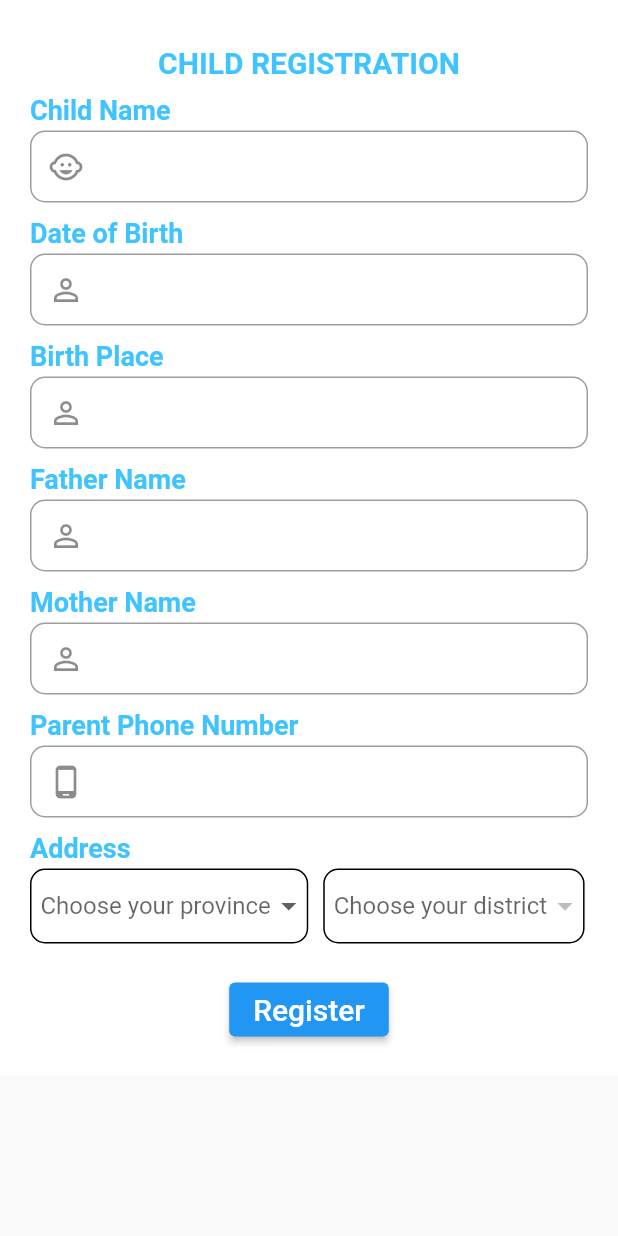
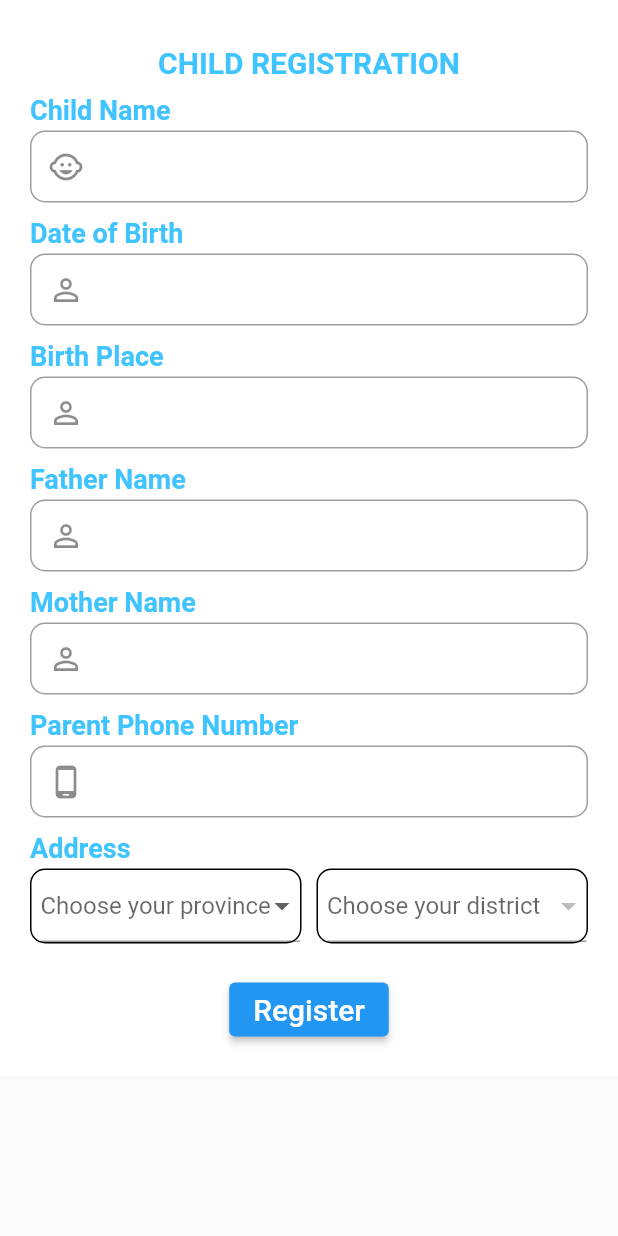
Before and after one commit to rupeshgyawali/digital-immunization-tracking-mbl, a Flutter app: the ChildRegistrationScreen screen opened by its route, on a phone screen of 412 x 824 dp. Run offline on Flutter 3.47's test engine with Material 2 defaults, Android fonts, the phone set to English and light mode, and no system bars; our stand-ins replace csv, shared_preferences; accounts and stored records are empty; network calls fail.

Commit message:
Introduce form field in place of simple input fields

```diff
--- a/lib/core/widgets/text_field.dart
+++ b/lib/core/widgets/text_field.dart
@@ -42,3 +42,50 @@ class DitTextField extends StatelessWidget {
     );
   }
 }
+
+class DitTextFormField extends StatelessWidget {
+  final String label;
+  final Widget icon;
+  final void Function(String value) onSaved;
+  final String Function(String value) validator;
+
+  const DitTextFormField(
+      {Key key, this.label, this.icon, this.onSaved, this.validator})
+      : super(key: key);
+
+  @override
+  Widget build(BuildContext context) {
+    return Column(
+      mainAxisSize: MainAxisSize.min,
+      crossAxisAlignment: CrossAxisAlignment.start,
+      children: [
+        Container(
+          child: Text(
+            this.label,
+            style: TextStyle(
+                fontWeight: FontWeight.bold,
+                fontSize: 18,
+                color: Colors.lightBlueAccent),
+          ),
+        ),
+        SizedBox(
+          height: 3,
+        ),
+        TextFormField(
+          style: TextStyle(fontSize: 20),
+          onSaved: this.onSaved,
+          autovalidateMode: AutovalidateMode.onUserInteraction,
+          validator: this.validator,
+          decoration: InputDecoration(
+              contentPadding: EdgeInsets.all(10),
+              prefixIcon: this.icon,
+              border: OutlineInputBorder(
+                  borderRadius: BorderRadius.circular(10.0))),
+        ),
+        SizedBox(
+          height: 10,
+        ),
+      ],
+    );
+  }
+}
--- a/lib/vaccination_record/screens/child_registration_screen.dart
+++ b/lib/vaccination_record/screens/child_registration_screen.dart
@@ -44,45 +44,63 @@ class ChildRegistrationScreen extends StatelessWidget {
                       SizedBox(
                         height: 10,
                       ),
-                      DitTextField(
+                      ChildRegistrationForm(),
+                    ],
+                  ),
+                ),
+              ),
+            ),
+          ),
+        ),
+      ),
+    );
+  }
+}
+
+class ChildRegistrationForm extends StatefulWidget {
+  @override
+  _ChildRegistrationFormState createState() => _ChildRegistrationFormState();
+}
+
+class _ChildRegistrationFormState extends State<ChildRegistrationForm> {
+  final _formKey = GlobalKey<FormState>();
+
+  @override
+  Widget build(BuildContext context) {
+    return Form(
+      key: _formKey,
+      child: Column(
+        mainAxisSize: MainAxisSize.min,
+        children: [
+          DitTextFormField(
             label: "Child Name",
             icon: Icon(Icons.child_care_outlined),
-                        onChanged:
-                            context.read<ChildRegistrationProvider>().setName,
+            onSaved: context.read<ChildRegistrationProvider>().setName,
           ),
-                      DitTextField(
+          DitTextFormField(
             label: "Date of Birth",
             icon: Icon(Icons.person_outline_outlined),
-                        onChanged:
-                            context.read<ChildRegistrationProvider>().setDob,
+            onSaved: context.read<ChildRegistrationProvider>().setDob,
           ),
-                      DitTextField(
+          DitTextFormField(
             label: "Birth Place",
             icon: Icon(Icons.person_outline_outlined),
-                        onChanged: context
-                            .read<ChildRegistrationProvider>()
-                            .setBirthPlace,
+            onSaved: context.read<ChildRegistrationProvider>().setBirthPlace,
           ),
-                      DitTextField(
+          DitTextFormField(
             label: "Father Name",
             icon: Icon(Icons.person_outline_outlined),
-                        onChanged: context
-                            .read<ChildRegistrationProvider>()
-                            .setFatherName,
+            onSaved: context.read<ChildRegistrationProvider>().setFatherName,
           ),
-                      DitTextField(
+          DitTextFormField(
             label: "Mother Name",
             icon: Icon(Icons.person_outline_outlined),
-                        onChanged: context
-                            .read<ChildRegistrationProvider>()
-                            .setMotherName,
+            onSaved: context.read<ChildRegistrationProvider>().setMotherName,
           ),
-                      DitTextField(
+          DitTextFormField(
             label: "Parent Phone Number",
             icon: Icon(Icons.phone_android_outlined),
-                        onChanged: context
-                            .read<ChildRegistrationProvider>()
-                            .setFatherPhn,
+            onSaved: context.read<ChildRegistrationProvider>().setFatherPhn,
           ),
           AddressField(),
           SizedBox(height: 10),
@@ -92,11 +110,12 @@ class ChildRegistrationScreen extends StatelessWidget {
                   child: ElevatedButton(
                     child: Text(
                       'Register',
-                                  style: TextStyle(
-                                      color: Colors.white, fontSize: 20),
+                      style: TextStyle(color: Colors.white, fontSize: 20),
                     ),
                     onPressed: () async {
                       FocusManager.instance.primaryFocus.unfocus();
+                      if (_formKey.currentState.validate()) {
+                        _formKey.currentState.save();
                         await context
                             .read<ChildRegistrationProvider>()
                             .registerChild();
@@ -106,31 +125,21 @@ class ChildRegistrationScreen extends StatelessWidget {
                             true) {
                           ScaffoldMessenger.of(context).showSnackBar(
                             SnackBar(
-                                        content: const Text(
-                                            "Registration Successfull"),
+                              content: const Text("Registration Successfull"),
                             ),
                           );
                         } else {
                           ScaffoldMessenger.of(context).showSnackBar(
                             SnackBar(
-                                        content:
-                                            const Text("Registration Failed"),
-                                      ),
+                                content: const Text("Registration Failed")),
                           );
+                        }
                       }
                     },
                   ),
                 )
-                          : Container(
-                              child: CircularProgressIndicator(),
-                            ),
+              : Container(child: CircularProgressIndicator()),
         ],
-                  ),
-                ),
-              ),
-            ),
-          ),
-        ),
       ),
     );
   }
@@ -178,7 +187,8 @@ class _AddressFieldState extends State<AddressField> {
         ),
         Row(
           children: [
-            Container(
+            Expanded(
+              child: Container(
                 padding: const EdgeInsets.only(
                   left: 6.0,
                   right: 0.0,
@@ -188,7 +198,7 @@ class _AddressFieldState extends State<AddressField> {
                   borderRadius: BorderRadius.circular(10.0),
                 ),
                 child: DropdownButtonHideUnderline(
-                child: DropdownButton<String>(
+                  child: DropdownButtonFormField<String>(
                     hint: Text('Choose your province'),
                     value: selectedProvinceNo != null
                         ? address[selectedProvinceNo - 1][0]
@@ -216,8 +226,10 @@ class _AddressFieldState extends State<AddressField> {
                   ),
                 ),
               ),
+            ),
             SizedBox(width: 10.0),
-            Container(
+            Expanded(
+              child: Container(
                 padding: const EdgeInsets.only(
                   left: 6.0,
                   right: 0.0,
@@ -227,7 +239,7 @@ class _AddressFieldState extends State<AddressField> {
                   borderRadius: BorderRadius.circular(10.0),
                 ),
                 child: DropdownButtonHideUnderline(
-                child: DropdownButton<String>(
+                  child: DropdownButtonFormField<String>(
                     hint: Text('Choose your district'),
                     value: selectedDistrict,
                     items: selectedProvinceNo != null
@@ -242,13 +254,16 @@ class _AddressFieldState extends State<AddressField> {
                             .toList()
                         : null,
                     onChanged: (value) {
-                    context
-                        .read<ChildRegistrationProvider>()
-                        .setTemporaryAddr(value);
                       setState(() {
                         selectedDistrict = value;
                       });
                     },
+                    onSaved: (value) {
+                      context
+                          .read<ChildRegistrationProvider>()
+                          .setTemporaryAddr(value);
+                    },
+                  ),
                 ),
               ),
             ),
```
Lines whose indentation alone changed are shown as unchanged.
